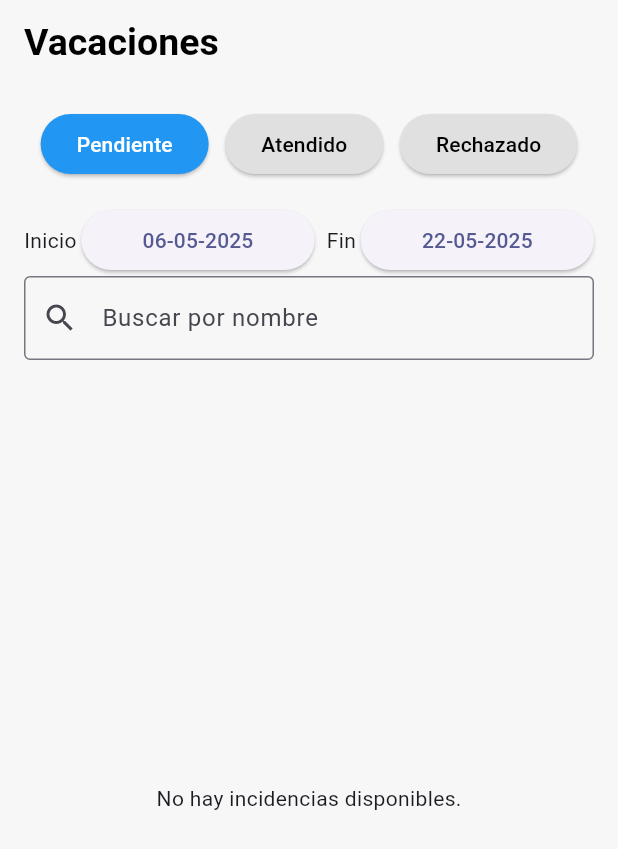
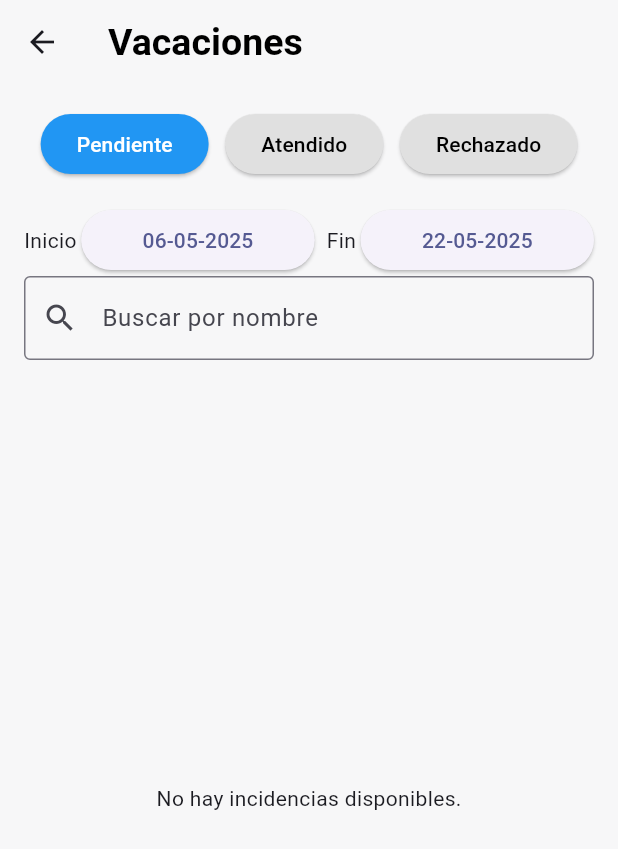
Before and after one commit to eabadillom/sgp-movil, a Flutter app: the ListarIncidenciasScreen screen opened by its route, on a phone screen of 412 x 824 dp. Shown: the top 849 px of the screen. Run offline on Flutter 3.47's test engine with Material 3 defaults, Android fonts, the phone set to English and light mode, and no system bars; our stand-ins replace dio, flutter_dotenv, flutter_riverpod, font_awesome_flutter, formz, go_router and 2 more; accounts and stored records are empty; network calls fail; project files that could hold a hidden picture were left out.

Commit message:
Se corrige problemas de navegacion entre pantallas de incidencia permisos

```diff
--- a/lib/conf/config.dart
+++ b/lib/conf/config.dart
@@ -4,4 +4,5 @@ export 'menu/menu_items.dart';
 export 'router/app_router.dart';
 export 'security/dio_client.dart';
 export 'theme/app_theme.dart';
+export 'util/date_pikcer_util.dart';
 export 'util/format_util.dart';
--- a/lib/features/atender/screens/listar_incidencias_screen.dart
+++ b/lib/features/atender/screens/listar_incidencias_screen.dart
@@ -1,7 +1,7 @@
 import 'package:flutter/material.dart';
 import 'package:flutter_riverpod/flutter_riverpod.dart';
-import 'package:sgp_movil/conf/util/date_pikcer_util.dart';
-import 'package:sgp_movil/conf/util/format_util.dart';
+import 'package:go_router/go_router.dart';
+import 'package:sgp_movil/conf/config.dart';
 import 'package:sgp_movil/features/atender/providers/estatus_provider.dart';
 import 'package:sgp_movil/features/atender/providers/fecha_provider.dart';
 import 'package:sgp_movil/features/atender/providers/listar_provider.dart';
@@ -123,7 +123,15 @@ class _ListarIncidenciasState extends ConsumerState<ListarIncidenciasScreen> {
     return GestureDetector(
       onTap: () => FocusScope.of(context).unfocus(),
       child: Scaffold(
-        appBar: AppBar(title: Text(nombrePantalla)),
+        appBar: AppBar(
+          title: Text(nombrePantalla),
+          leading: IconButton(
+            icon: Icon(Icons.arrow_back),
+            onPressed: () {
+              context.go('/dashboard');
+            },
+          ),
+        ),
         body: Padding(
           padding: const EdgeInsets.all(16),
           child: Column(
@@ -170,7 +178,7 @@ class _ListarIncidenciasState extends ConsumerState<ListarIncidenciasScreen> {
                           incidencia.fechaCaptura,
                         ),
                     getRoute: (incidencia) =>
-                        '/incidenciaPermisoDetalle/${incidencia.idIncidencia}/${incidencia.codigoEstadoIncidencia}',
+                        '/incidenciaPermisoDetalle/${incidencia.idIncidencia}/${incidencia.codigoTipoIncidencia}',
                     // Ruta personalizada
                   ),
                 ),
--- a/lib/features/justificar/justificar.dart
+++ b/lib/features/justificar/justificar.dart
@@ -1 +1,2 @@
 export 'screens/screens.dart';
+export 'widgets/widgets.dart';
--- a/pubspec.yaml
+++ b/pubspec.yaml
@@ -21,6 +21,7 @@ dependencies:
   google_fonts: ^4.0.5
   shared_preferences: ^2.4.9
   logging: ^1.2.0
+  font_awesome_flutter: ^10.8.0
 
 dev_dependencies:
   flutter_test:
```
Also changed, not shown: lib/conf/menu/menu_items.dart (+5 -4 lines), lib/features/atender/screens/incidencia_permiso_screen.dart (+8 -27 lines), lib/features/justificar/screens/justificar_detalle.dart (+15 -5 lines), lib/features/justificar/screens/justificar_list_screen.dart (+12 -5 lines).
